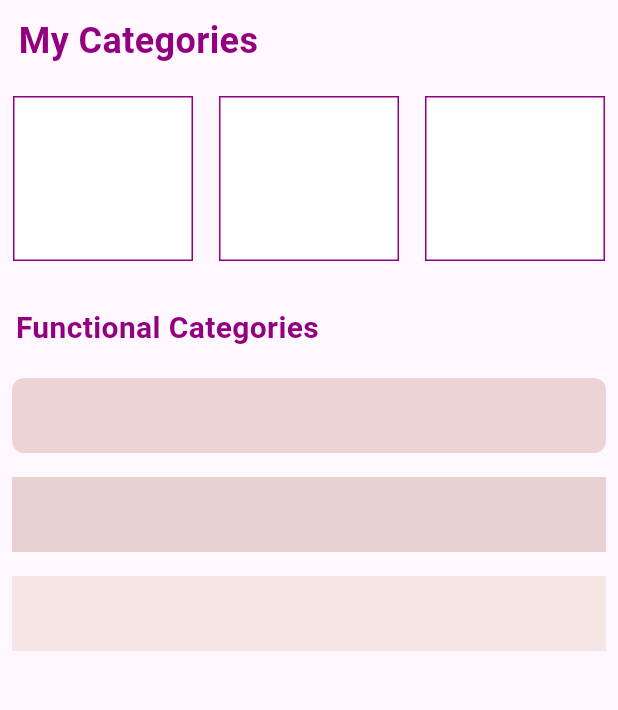
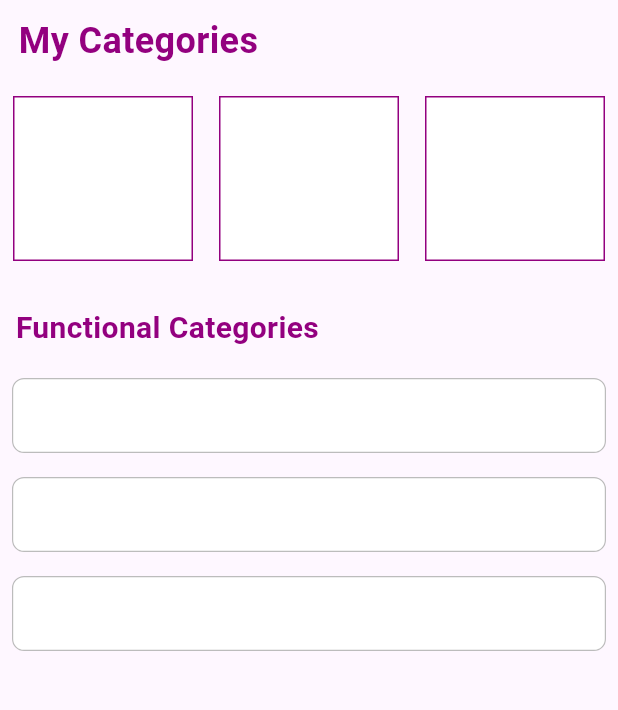
Before and after one commit to ArifHossain123/bd_job_categories, a Flutter app: the screen it shows after launch, on a phone screen of 412 x 824 dp, the part 84-794 px from its top. Run offline on Flutter 3.47's test engine with Material 3 defaults, Android fonts, the phone set to English and light mode, and no system bars.

Commit message:
functional Categories

```diff
--- a/lib/main.dart
+++ b/lib/main.dart
@@ -97,7 +97,7 @@ class BdJobCategories extends StatelessWidget {
                 ),
               ],
             ),
-            SizedBox(
+            const SizedBox(
               height: 30,
             ),
             const SizedBox(
@@ -116,7 +116,9 @@ class BdJobCategories extends StatelessWidget {
               child: Container(
                 height: 50,
                 decoration: BoxDecoration(
-                  color: const Color.fromARGB(255, 237, 212, 212),
+                  color: Colors.white,
+                  border: Border.all(
+                      width: .8, color: Color.fromARGB(255, 188, 188, 188)),
                   borderRadius: BorderRadius.circular(8),
                 ),
               ),
@@ -125,14 +127,28 @@ class BdJobCategories extends StatelessWidget {
               padding: const EdgeInsets.all(8),
               child: Container(
                 height: 50,
-                color: const Color.fromARGB(255, 231, 209, 209),
+                decoration: BoxDecoration(
+                  color: Colors.white,
+                  border: Border.all(
+                    width: .8,
+                    color: Color.fromARGB(255, 188, 188, 188),
+                  ),
+                  borderRadius: BorderRadius.circular(8),
+                ),
               ),
             ),
             Padding(
               padding: const EdgeInsets.all(8),
               child: Container(
                 height: 50,
-                color: const Color.fromARGB(255, 246, 229, 229),
+                decoration: BoxDecoration(
+                  color: Colors.white,
+                  border: Border.all(
+                    width: .8,
+                    color: const Color.fromARGB(255, 188, 188, 188),
+                  ),
+                  borderRadius: BorderRadius.circular(8),
+                ),
               ),
             ),
           ],
```
